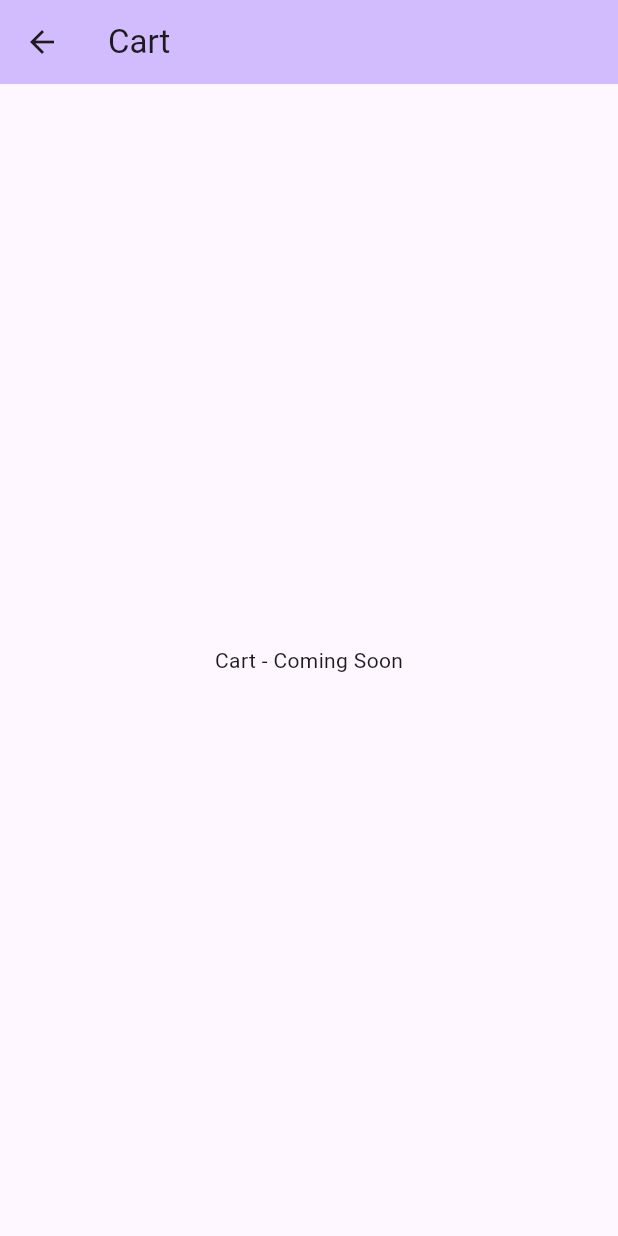
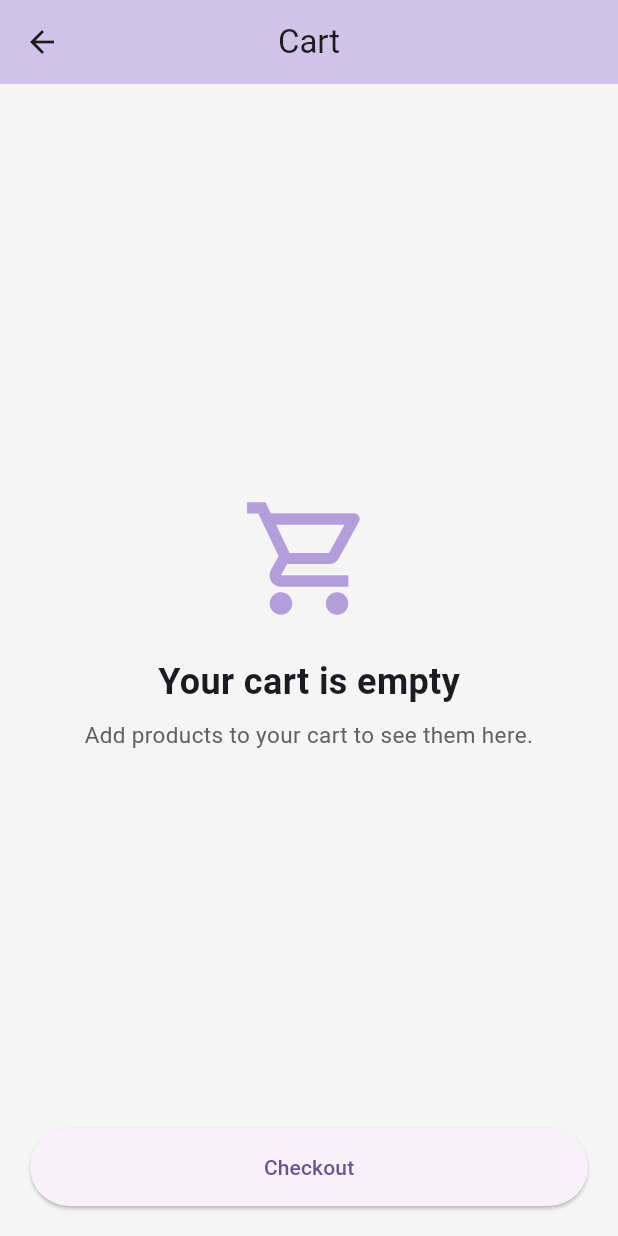
Before and after one commit to LilLannister/GiftStoreApp-Flutter, a Flutter app: the CartScreen screen opened directly, on a phone screen of 412 x 824 dp. Run offline on Flutter 3.47's test engine with Material 3 defaults, Android fonts, the phone set to English and light mode, and no system bars.

Commit message:
implement cart screen UI and navigation

```diff
--- a/lib/screens/cart_screen.dart
+++ b/lib/screens/cart_screen.dart
@@ -1,16 +1,62 @@
 import 'package:flutter/material.dart';
-class CartScreen extends StatelessWidget{
+
+class CartScreen extends StatelessWidget {
   const CartScreen({super.key});
 
   @override
   Widget build(BuildContext context) {
     return Scaffold(
+      backgroundColor: Colors.grey.shade100,
       appBar: AppBar(
         title: const Text('Cart'),
-        backgroundColor: Theme.of(context).colorScheme.inversePrimary,
+        centerTitle: true,
+        backgroundColor: Colors.deepPurple.shade100,
       ),
-      body:const Center(
-        child: Text('Cart - Coming Soon'),
+      body: Padding(
+        padding: const EdgeInsets.all(20),
+        child: Column(
+          children: [
+            Expanded(
+              child: Center(
+                child: Column(
+                  mainAxisSize: MainAxisSize.min,
+                  children: [
+                    Icon(
+                      Icons.shopping_cart_outlined,
+                      size: 90,
+                      color: Colors.deepPurple.shade200,
+                    ),
+                    const SizedBox(height: 20),
+                    const Text(
+                      'Your cart is empty',
+                      style: TextStyle(
+                        fontSize: 24,
+                        fontWeight: FontWeight.bold,
+                      ),
+                    ),
+                    const SizedBox(height: 8),
+                    Text(
+                      'Add products to your cart to see them here.',
+                      textAlign: TextAlign.center,
+                      style: TextStyle(
+                        color: Colors.grey.shade700,
+                        fontSize: 15,
+                      ),
+                    ),
+                  ],
+                ),
+              ),
+            ),
+            SizedBox(
+              width: double.infinity,
+              height: 52,
+              child: ElevatedButton(
+                onPressed: () {},
+                child: const Text('Checkout'),
+              ),
+            ),
+          ],
+        ),
       ),
     );
   }
--- a/lib/screens/home_screen.dart
+++ b/lib/screens/home_screen.dart
@@ -2,6 +2,7 @@ import 'package:flutter/material.dart';
 import '../data/product_data.dart';
 import '../widgets/product_card.dart';
 import 'product_detail_screen.dart';
+import 'cart_screen.dart';
 
 class HomeScreen extends StatelessWidget {
   const HomeScreen({super.key});
@@ -26,7 +27,14 @@ class HomeScreen extends StatelessWidget {
         backgroundColor: Colors.deepPurple.shade100,
         actions: [
           IconButton(
-            onPressed: () {},
+            onPressed: () {
+              Navigator.push(
+                context,
+                MaterialPageRoute(
+                  builder: (context) => const CartScreen(),
+                ),
+              );
+            },
             icon: const Icon(Icons.shopping_cart_outlined),
           ),
         ],
--- a/lib/screens/product_detail_screen.dart
+++ b/lib/screens/product_detail_screen.dart
@@ -101,6 +101,17 @@ class ProductDetailScreen extends StatelessWidget {
                 height: 1.5,
               ),
             ),
+
+            const SizedBox(height: 24),
+
+            SizedBox(
+              width: double.infinity,
+              child: ElevatedButton.icon(
+                onPressed: () {},
+                icon: const Icon(Icons.shopping_cart_outlined),
+                label: const Text('Add to Cart'),
+              ),
+            ),
           ],
         ),
       ),
```
